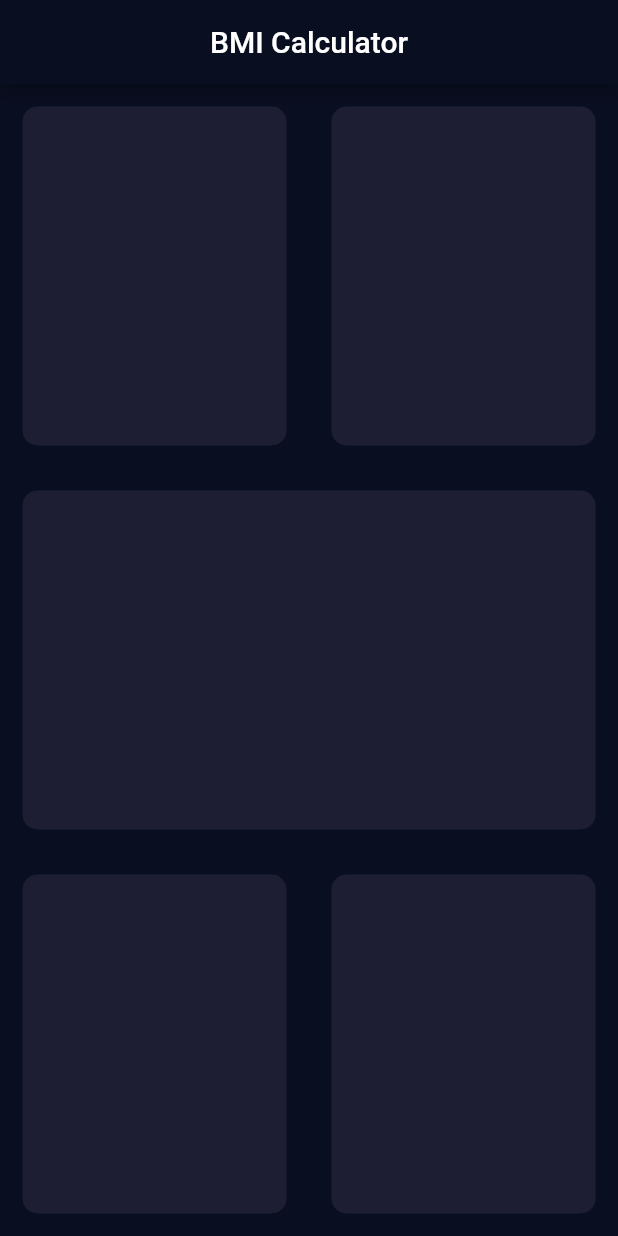
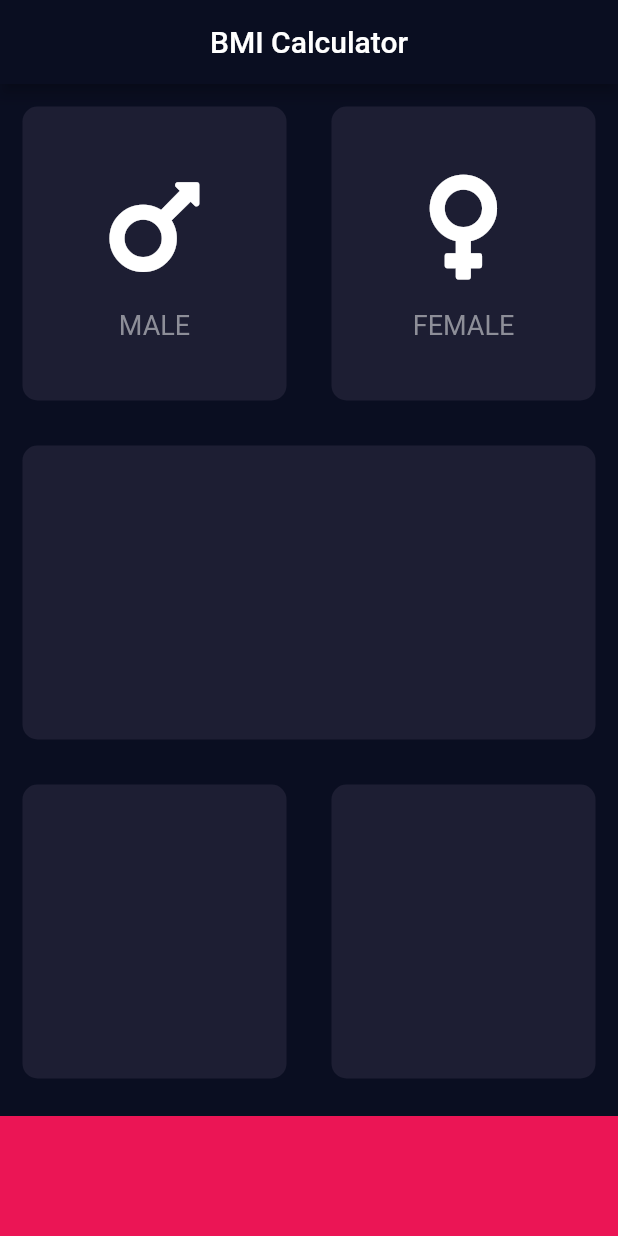
Before and after one commit to nestorsgarzonc/BMI_calculator, a Flutter app: the screen it shows after launch, on a phone screen of 412 x 824 dp. Run offline on Flutter 3.47's test engine with Material 2 defaults, Android fonts, the phone set to English and light mode, and no system bars; our stand-ins replace font_awesome_flutter.

```diff
--- /dev/null
+++ b/lib/icon_content.dart
@@ -0,0 +1,22 @@
+import 'package:flutter/material.dart';
+
+const labelTextStyle=TextStyle(fontSize: 18, color: Color(0xFF8D8E98));
+
+class IconContent extends StatelessWidget {
+  final String text;
+  final IconData icon;
+
+  IconContent({this.text, this.icon});
+
+  @override
+  Widget build(BuildContext context) {
+    return Column(
+      mainAxisAlignment: MainAxisAlignment.center,
+      children: <Widget>[
+        Icon(icon, size: 80),
+        SizedBox(height: 15),
+        Text(text, style: labelTextStyle),
+      ],
+    );
+  }
+}
--- a/lib/input_page.dart
+++ b/lib/input_page.dart
@@ -1,8 +1,13 @@
+import 'package:bmi_calculator/icon_content.dart';
+import 'package:bmi_calculator/reusable_card.dart';
 import 'package:flutter/material.dart';
+import 'package:font_awesome_flutter/font_awesome_flutter.dart';
+
+const double bottomContainerHeight = 80.0;
+const Color activeCardColour = Color(0xFF1D1E33);
+const Color bottomContainerColour = Color(0xFFEB1555);
 
 class InputPage extends StatefulWidget {
-  InputPage({Key key}) : super(key: key);
-
   @override
   _InputPageState createState() => _InputPageState();
 }
@@ -20,38 +25,39 @@ class _InputPageState extends State<InputPage> {
           Expanded(
             child: Row(
               children: <Widget>[
-                Expanded(child: BuildContainer(colour: Color(0xFF1D1E33))),
-                Expanded(child: BuildContainer(colour: Color(0xFF1D1E33))),
+                Expanded(
+                  child: BuildContainer(
+                    colour: activeCardColour,
+                    cardChild:
+                        IconContent(icon: FontAwesomeIcons.mars, text: 'MALE'),
+                  ),
+                ),
+                Expanded(
+                  child: BuildContainer(
+                      colour: activeCardColour,
+                      cardChild: IconContent(
+                          icon: FontAwesomeIcons.venus, text: 'FEMALE')),
+                ),
               ],
             ),
           ),
-          Expanded(child: BuildContainer(colour: Color(0xFF1D1E33))),
+          Expanded(child: BuildContainer(colour: activeCardColour)),
           Expanded(
             child: Row(
               children: <Widget>[
-                Expanded(child: BuildContainer(colour: Color(0xFF1D1E33))),
-                Expanded(child: BuildContainer(colour: Color(0xFF1D1E33))),
+                Expanded(child: BuildContainer(colour: activeCardColour)),
+                Expanded(child: BuildContainer(colour: activeCardColour)),
               ],
             ),
+          ),
+          Container(
+            color: bottomContainerColour,
+            margin: EdgeInsets.only(top: 10),
+            width: double.infinity,
+            height: bottomContainerHeight,
           ),
         ],
       ),
     );
   }
 }
-
-class BuildContainer extends StatelessWidget {
-  final Color colour;
-  BuildContainer({@required this.colour});
-  @override
-  Widget build(BuildContext context) {
-    return Container(
-      margin: EdgeInsets.all(15.0),
-      decoration: BoxDecoration(
-        borderRadius: BorderRadius.circular(10),
-        color: colour,
-      ),
-      child: Container(),
-    );
-  }
-}
--- a/lib/main.dart
+++ b/lib/main.dart
@@ -13,7 +13,7 @@ class MyApp extends StatelessWidget {
         primaryColor: Color(0xFF0A0E21),
         scaffoldBackgroundColor: Color(0xFF0A0E21),
         textTheme: TextTheme(
-          body1: TextStyle(color: Colors.white),
+          body1: TextStyle(color: Colors.white,),
         ),
       ),
       home: InputPage(),
--- /dev/null
+++ b/lib/reusable_card.dart
@@ -0,0 +1,20 @@
+import 'package:flutter/material.dart';
+
+class BuildContainer extends StatelessWidget {
+  final Color colour;
+  final Widget cardChild;
+
+  BuildContainer({@required this.colour, this.cardChild});
+
+  @override
+  Widget build(BuildContext context) {
+    return Container(
+      margin: EdgeInsets.all(15.0),
+      decoration: BoxDecoration(
+        borderRadius: BorderRadius.circular(10),
+        color: colour,
+      ),
+      child: cardChild,
+    );
+  }
+}
--- a/pubspec.yaml
+++ b/pubspec.yaml
@@ -24,6 +24,7 @@ dependencies:
   # Use with the CupertinoIcons class for iOS style icons.
   cupertino_icons: ^0.1.2
   font_awesome_flutter: ^8.5.0
+
 dev_dependencies:
   flutter_test:
     sdk: flutter
```
